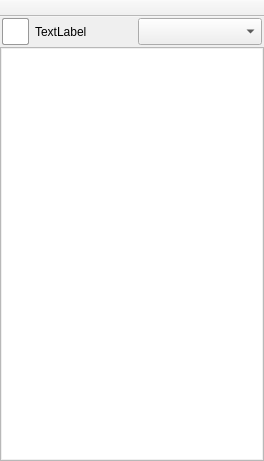
Above: src/gui/form_Main.ui from vituperative/i2pchat before the change. Below: the same form after it.
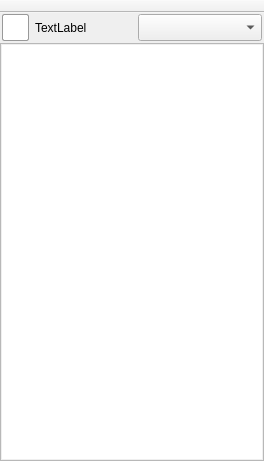
That is the form after the change. Icons and pictures are not drawn.

Commit message: Main window toolbar tweak

The edit to the form file:
```diff
--- a/src/gui/form_Main.ui
+++ b/src/gui/form_Main.ui
@@ -324,16 +324,28 @@
    <property name="enabled">
     <bool>true</bool>
    </property>
+   <property name="sizePolicy">
+    <sizepolicy hsizetype="Preferred" vsizetype="Maximum">
+     <horstretch>0</horstretch>
+     <verstretch>0</verstretch>
+    </sizepolicy>
+   </property>
    <property name="minimumSize">
     <size>
-     <width>0</width>
-     <height>0</height>
+     <width>264</width>
+     <height>40</height>
     </size>
    </property>
    <property name="maximumSize">
     <size>
      <width>264</width>
-     <height>16777215</height>
+     <height>16635</height>
+    </size>
+   </property>
+   <property name="sizeIncrement">
+    <size>
+     <width>0</width>
+     <height>2</height>
     </size>
    </property>
    <property name="cursor">
@@ -342,6 +354,9 @@
    <property name="contextMenuPolicy">
     <enum>Qt::NoContextMenu</enum>
    </property>
+   <property name="styleSheet">
+    <string notr="true">QToolBar {padding-left: 2px;}</string>
+   </property>
    <property name="movable">
     <bool>false</bool>
    </property>
```
The commit also changes 1 other file.
